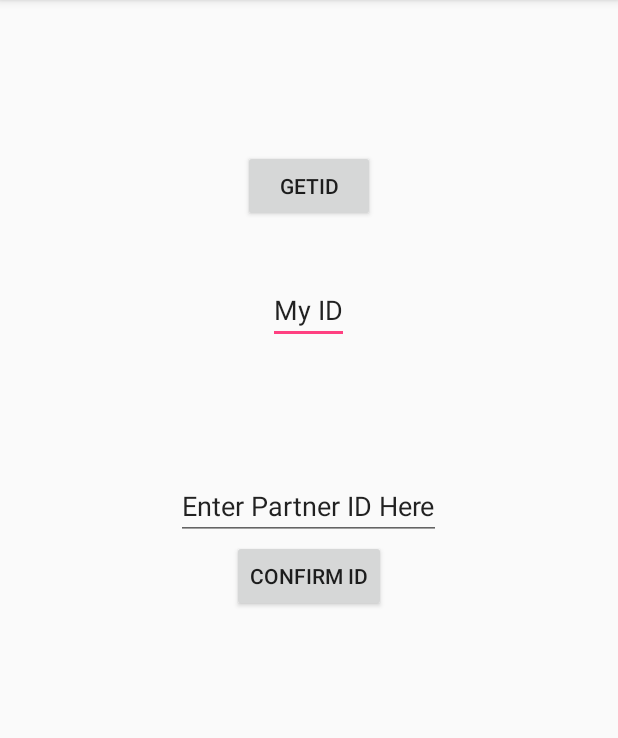
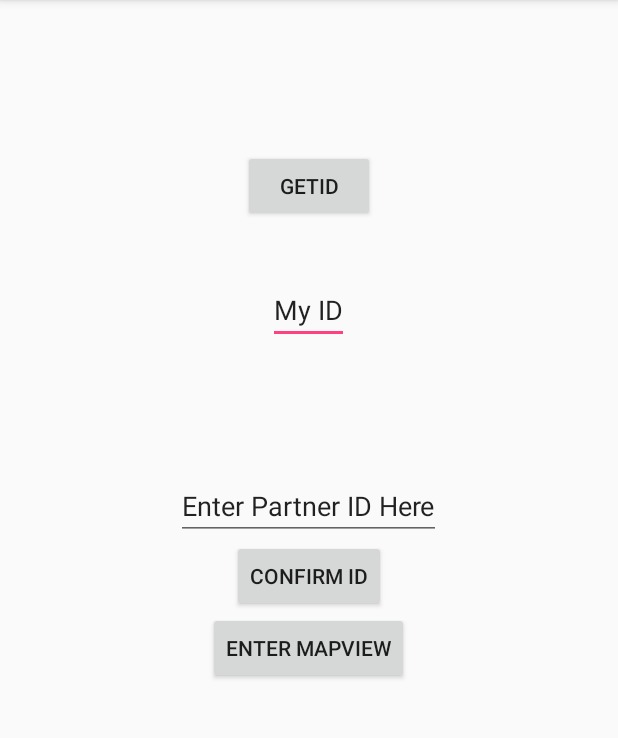
Before and after one commit to Vnox/CoupleTunes, an Android app: the LoginScreen screen opened directly, with no data from a screen before it, on a phone screen of 412 x 824 dp, the part 84-822 px from its top. Run offline under Robolectric (Android 15) with nearby library versions, the phone set to English and light mode, and no system bars.

Commit message:
Activity switch added for other programmers to start on

```diff
--- a/app/src/main/java/com/android/vnoxdev/coupletunes/LoginScreen.java
+++ b/app/src/main/java/com/android/vnoxdev/coupletunes/LoginScreen.java
@@ -1,5 +1,6 @@
 package com.android.vnoxdev.coupletunes;
 
+import android.content.Intent;
 import android.os.AsyncTask;
 import android.support.v7.app.AppCompatActivity;
 import android.os.Bundle;
@@ -15,6 +16,7 @@ import java.io.IOException;
 public class LoginScreen extends AppCompatActivity implements View.OnClickListener {
 
     Button btnRegId;
+    Button mapViewButton;
     EditText etRegId;
     GoogleCloudMessaging gcm;
     String regid;
@@ -26,10 +28,24 @@ public class LoginScreen extends AppCompatActivity implements View.OnClickListen
         setContentView(R.layout.activity_login_screen);
 
         btnRegId = (Button) findViewById(R.id.GIDButton);
+        mapViewButton = (Button) findViewById(R.id.mapButton);
         etRegId = (EditText) findViewById(R.id.IDTag);
 
         btnRegId.setOnClickListener(this);
+        mapViewButton.setOnClickListener(mapViewHandler);
+
+
+
     }
+
+    View.OnClickListener mapViewHandler = new View.OnClickListener() {
+        public void onClick(View v) {
+            // switch to mapView
+            Intent myIntent = new Intent(LoginScreen.this, MapView.class);
+
+            LoginScreen.this.startActivity(myIntent);
+        }
+    };
 
     public void getRegId() {
         new AsyncTask<Void, Void, String>() {
--- a/app/src/main/res/layout/activity_login_screen.xml
+++ b/app/src/main/res/layout/activity_login_screen.xml
@@ -44,4 +44,12 @@
         android:id="@+id/button"
         android:layout_below="@+id/partnerIdInput"
         android:layout_centerHorizontal="true" />
+
+    <Button
+        android:layout_width="wrap_content"
+        android:layout_height="wrap_content"
+        android:text="Enter MapView"
+        android:id="@+id/mapButton"
+        android:layout_below="@+id/button"
+        android:layout_centerHorizontal="true" />
 </RelativeLayout>
```
